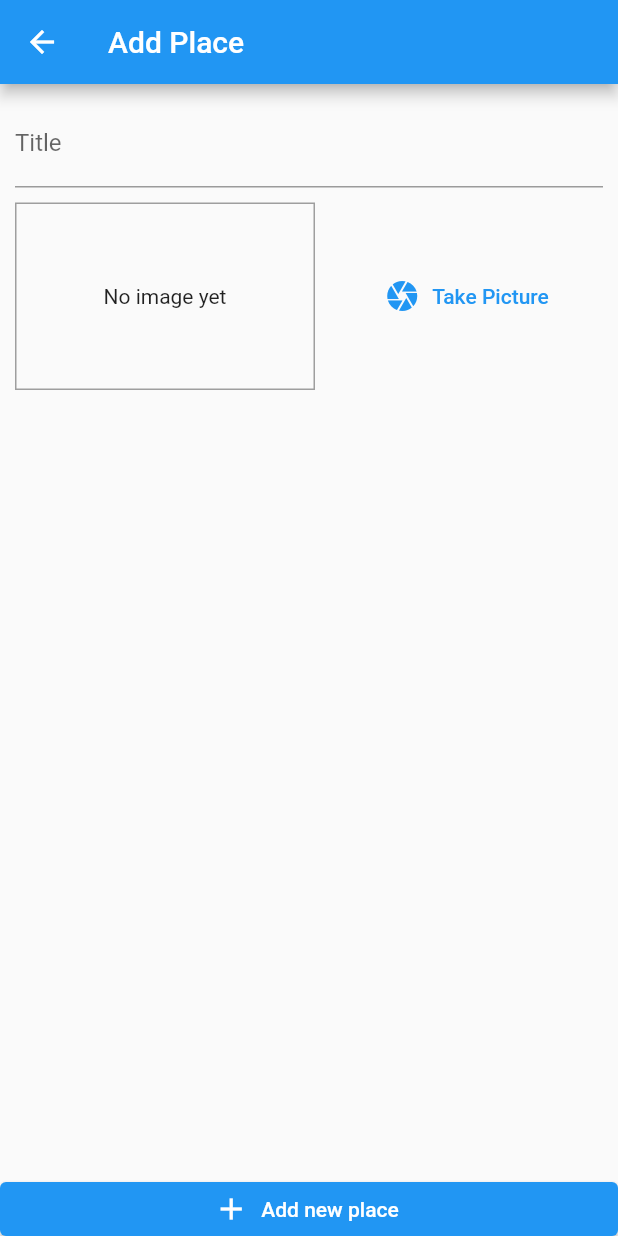
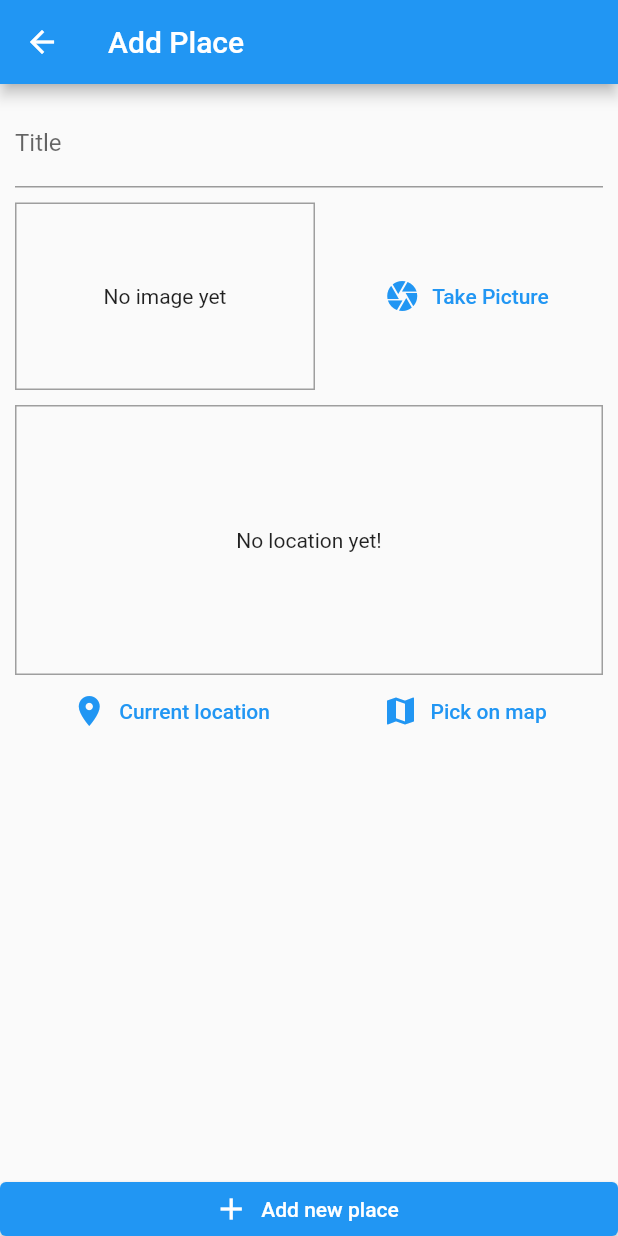
Before and after one commit to AdelRizq/Zeyara, a Flutter app: the AddPlaceScreen screen opened by its route, on a phone screen of 412 x 824 dp. Run offline on Flutter 3.47's test engine with Material 2 defaults, Android fonts, the phone set to English and light mode, and no system bars; our stand-ins replace flutter_map, image_picker, latlong, location, sqflite; accounts and stored records are empty.

Commit message:
Add location feature in the newPlace screen

```diff
--- a/lib/helpers/DBHelper.dart
+++ b/lib/helpers/DBHelper.dart
@@ -8,7 +8,7 @@ class DBHelper {
       path.join(dbPath, 'places.db'),
       onCreate: (db, version) {
         return db.execute(
-            'CREATE TABLE user_places(id TEXT PRIMARY KEY, title TEXT, image TEXT)');
+            'CREATE TABLE user_places(id TEXT PRIMARY KEY, title TEXT, image TEXT, loc_lat REAL, loc_lng REAL, address Text)');
       },
       version: 1,
     );
--- /dev/null
+++ b/lib/helpers/location_helper.dart
@@ -0,0 +1,52 @@
+import 'dart:convert';
+
+import 'package:http/http.dart' as http;
+import 'package:latlong/latlong.dart';
+import 'package:flutter/material.dart';
+import 'package:flutter_map/flutter_map.dart';
+
+const TomtomAPIKey = 'xHtIr8GoJe7T8mNjycXAcPIGDQamQgUs';
+
+class LocationHelper {
+  static Widget generateLocationPreviewImage(
+      MapOptions options, LatLng location) {
+    final map = FlutterMap(
+      options: options,
+      layers: [
+        TileLayerOptions(
+          urlTemplate: "https://api.tomtom.com/map/1/tile/basic/main/"
+              "{z}/{x}/{y}.png?key={apiKey}",
+          additionalOptions: {"apiKey": TomtomAPIKey},
+        ),
+        MarkerLayerOptions(
+          markers: [
+            Marker(
+              width: 50.0,
+              height: 50.0,
+              point: location,
+              builder: (BuildContext context) => const Icon(Icons.location_on,
+                  size: 40.0, color: Colors.indigo),
+            ),
+          ],
+        ),
+      ],
+    );
+
+    return map;
+  }
+
+  static Future<String> getPlaceAddress(LatLng location) async {
+    final url =
+        'https://api.tomtom.com/search/2/reverseGeocode/${location.latitude},${location.longitude}.JSON?key=$TomtomAPIKey&language=en';
+
+    final response = await http.get(Uri.parse(url));
+
+    final addresses = json.decode(response.body)['addresses'];
+    if (addresses == null || addresses.length == null)
+      return "Can't find a suitble address for the location";
+
+    final String address = addresses[0]['address']['freeformAddress'];
+
+    return address;
+  }
+}
--- a/lib/models/place.dart
+++ b/lib/models/place.dart
@@ -2,22 +2,25 @@ import "dart:io";
 
 import 'package:flutter/foundation.dart';
 
-class PlaceLocation {
-  final double latitude;
-  final double longitude;
-  final String address;
+import 'package:latlong/latlong.dart';
 
-  PlaceLocation({
-    @required this.latitude,
-    @required this.longitude,
-    this.address,
-  });
-}
+// class PlaceLocation {
+//   final double latitude;
+//   final double longitude;
+//   final String address;
+
+//   PlaceLocation({
+//     @required this.latitude,
+//     @required this.longitude,
+//     this.address,
+//   });
+// }
 
 class Place {
   final String id;
   final String title;
-  final PlaceLocation location;
+  final LatLng location;
+  final String address;
   final File image;
 
   Place({
@@ -25,5 +28,6 @@ class Place {
     @required this.title,
     @required this.location,
     @required this.image,
+    this.address,
   });
 }
--- a/lib/providers/places.dart
+++ b/lib/providers/places.dart
@@ -1,10 +1,12 @@
 import 'dart:io';
 
+import 'package:latlong/latlong.dart';
 import 'package:flutter/foundation.dart';
 
 import '../models/place.dart';
 
-import '../helpers/DBHelper.dart';
+import '../helpers/dbhelper.dart';
+import '../helpers/location_helper.dart';
 
 class Places with ChangeNotifier {
   List<Place> _places = [];
@@ -13,15 +15,15 @@ class Places with ChangeNotifier {
     return [..._places];
   }
 
-  addPlace(
-    String title,
-    File pickedImage,
-  ) {
+  Future<void> addPlace(String title, File pickedImage, LatLng location) async {
+    String address = await LocationHelper.getPlaceAddress(location);
+
     final newPlace = Place(
       id: DateTime.now().toString(),
       image: pickedImage,
       title: title,
-      location: null,
+      location: location,
+      address: address,
     );
 
     _places.add(newPlace);
@@ -33,6 +35,9 @@ class Places with ChangeNotifier {
         "id": newPlace.id,
         "title": newPlace.title,
         "image": newPlace.image.path,
+        "loc_lat": newPlace.location.latitude,
+        "loc_lng": newPlace.location.longitude,
+        "address": newPlace.address,
       },
     );
   }
@@ -42,12 +47,15 @@ class Places with ChangeNotifier {
     _places = placesData
         .map(
           (place) => Place(
-              id: place['id'],
-              title: place['title'],
-              image: File(place['image']),
-              location: null),
+            id: place['id'],
+            title: place['title'],
+            image: File(place['image']),
+            location: LatLng(place['loc_lat'], place['loc_lng']),
+            address: place['address'] ?? "NOT FOUND",
+          ),
         )
         .toList();
+
     notifyListeners();
   }
 }
--- a/lib/screens/add_place_screen.dart
+++ b/lib/screens/add_place_screen.dart
@@ -1,10 +1,12 @@
 import 'dart:io';
 
+import 'package:latlong/latlong.dart';
 import 'package:flutter/material.dart';
 import 'package:provider/provider.dart';
 
 import '../providers/places.dart';
 import '../widgets/image_input.dart';
+import '../widgets/location_input.dart';
 
 class AddPlaceScreen extends StatefulWidget {
   static String routeName = "/add-place-screen";
@@ -16,18 +18,28 @@ class AddPlaceScreen extends StatefulWidget {
 class _AddPlaceScreenState extends State<AddPlaceScreen> {
   final _titleController = TextEditingController();
   File _pickedImage;
+  LatLng location;
 
   _selectImage(File pickedImage) {
     _pickedImage = pickedImage;
   }
 
+  _selectLocation(LatLng location) {
+    print(location);
+    setState(() {
+      this.location = location;
+    });
+  }
+
   _savePlace() {
-    if (_titleController.text.isEmpty || _pickedImage == null) {
+    if (_titleController.text.isEmpty ||
+        _pickedImage == null ||
+        location == null) {
       return;
     }
 
     Provider.of<Places>(context, listen: false)
-        .addPlace(_titleController.text, _pickedImage);
+        .addPlace(_titleController.text, _pickedImage, location);
     Navigator.of(context).pop();
   }
 
@@ -62,6 +74,8 @@ class _AddPlaceScreenState extends State<AddPlaceScreen> {
                     ),
                     SizedBox(height: 10),
                     ImageInput(_selectImage),
+                    SizedBox(height: 10),
+                    LocationInput(_selectLocation),
                   ],
                 ),
               ),
--- /dev/null
+++ b/lib/screens/map_screen.dart
@@ -0,0 +1,46 @@
+import 'package:flutter/material.dart';
+import 'package:flutter_map/flutter_map.dart';
+
+import 'package:latlong/latlong.dart';
+
+import '../helpers/location_helper.dart';
+
+class MapScreen extends StatefulWidget {
+  final bool isSelecting;
+  LatLng location;
+
+  MapScreen({this.location, this.isSelecting = false});
+
+  @override
+  _MapScreenState createState() => _MapScreenState();
+}
+
+class _MapScreenState extends State<MapScreen> {
+  void _selectLocation(LatLng location) {
+    setState(() => widget.location = location);
+  }
+
+  @override
+  Widget build(BuildContext context) {
+    return Scaffold(
+      appBar: AppBar(
+        title: const Text("Map"),
+        actions: [
+          if (widget.isSelecting)
+            IconButton(
+              icon: const Icon(Icons.check),
+              onPressed: () => Navigator.of(context).pop(widget.location),
+            )
+        ],
+      ),
+      body: LocationHelper.generateLocationPreviewImage(
+        MapOptions(
+          center: widget.location,
+          zoom: 13.0,
+          onTap: widget.isSelecting ? _selectLocation : null,
+        ),
+        widget.location,
+      ),
+    );
+  }
+}
--- a/lib/screens/places_list_screen.dart
+++ b/lib/screens/places_list_screen.dart
@@ -39,6 +39,7 @@ class PlacesListScreen extends StatelessWidget {
                                     FileImage(places.places[idx].image),
                               ),
                               title: Text(places.places[idx].title),
+                              subtitle: Text(places.places[idx].address),
                               onTap: () {
                                 // go to details page
                               },
--- /dev/null
+++ b/lib/widgets/location_input.dart
@@ -0,0 +1,109 @@
+import 'package:latlong/latlong.dart';
+import 'package:flutter/material.dart';
+import 'package:flutter/cupertino.dart';
+import 'package:location/location.dart';
+import 'package:flutter_map/flutter_map.dart';
+
+import '../screens/map_screen.dart';
+import '../helpers/location_helper.dart';
+
+class LocationInput extends StatefulWidget {
+  final Function _selectLocation;
+
+  LocationInput(this._selectLocation);
+
+  @override
+  _LocationInputState createState() => _LocationInputState();
+}
+
+class _LocationInputState extends State<LocationInput> {
+  String _imagePreviewUrl;
+  Widget locationMap;
+
+  Future<void> _getCurrentUserLocation() async {
+    final curLocation = await Location().getLocation();
+    _imagePreviewUrl = '1';
+
+    final LatLng location = LatLng(curLocation.latitude, curLocation.longitude);
+    setState(
+      () {
+        locationMap = LocationHelper.generateLocationPreviewImage(
+          MapOptions(
+            center: location,
+            zoom: 13.0,
+          ),
+          location,
+        );
+      },
+    );
+
+    widget._selectLocation(location);
+  }
+
+  Future<void> _chooseOnMap() async {
+    final curLocation = await Location().getLocation();
+    final LatLng selectedLocation = await Navigator.of(context).push(
+      MaterialPageRoute(
+        builder: (ctx) => MapScreen(
+          location: LatLng(curLocation.latitude, curLocation.longitude),
+          isSelecting: true,
+        ),
+        fullscreenDialog: true,
+      ),
+    );
+
+    if (selectedLocation == null) return;
+
+    setState(
+      () {
+        locationMap = LocationHelper.generateLocationPreviewImage(
+          MapOptions(
+            center: selectedLocation,
+            zoom: 13.0,
+          ),
+          selectedLocation,
+        );
+      },
+    );
+
+    widget._selectLocation(selectedLocation);
+  }
+
+  @override
+  Widget build(BuildContext context) {
+    return Column(
+      children: [
+        Container(
+          alignment: Alignment.center,
+          width: double.infinity,
+          height: 180,
+          decoration: BoxDecoration(
+            border: Border.all(color: Colors.grey, width: 1),
+          ),
+          child: _imagePreviewUrl == null
+              ? Center(
+                  child: Text("No location yet!"),
+                )
+              : Center(
+                  child: locationMap,
+                ),
+        ),
+        Row(
+          mainAxisAlignment: MainAxisAlignment.spaceAround,
+          children: [
+            TextButton.icon(
+              onPressed: _getCurrentUserLocation,
+              icon: Icon(Icons.location_on),
+              label: Text("Current location"),
+            ),
+            TextButton.icon(
+              onPressed: _chooseOnMap,
+              icon: Icon(Icons.map),
+              label: Text("Pick on map"),
+            ),
+          ],
+        )
+      ],
+    );
+  }
+}
--- a/pubspec.yaml
+++ b/pubspec.yaml
@@ -28,6 +28,8 @@ dependencies:
   path_provider: ^2.0.1
   sqflite: ^2.0.0+3
   location: ^4.1.1
+  flutter_map: ^0.12.0
+  http: ^0.13.1
 
   # The following adds the Cupertino Icons font to your application.
   # Use with the CupertinoIcons class for iOS style icons.
```
Also changed, not shown: pubspec.lock.
